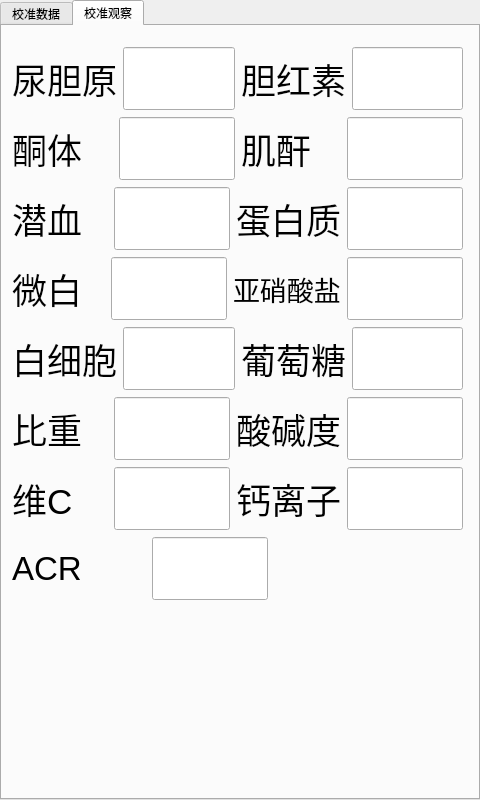
Qt form calibration.ui (jack-love/wc100-English) before a commit.
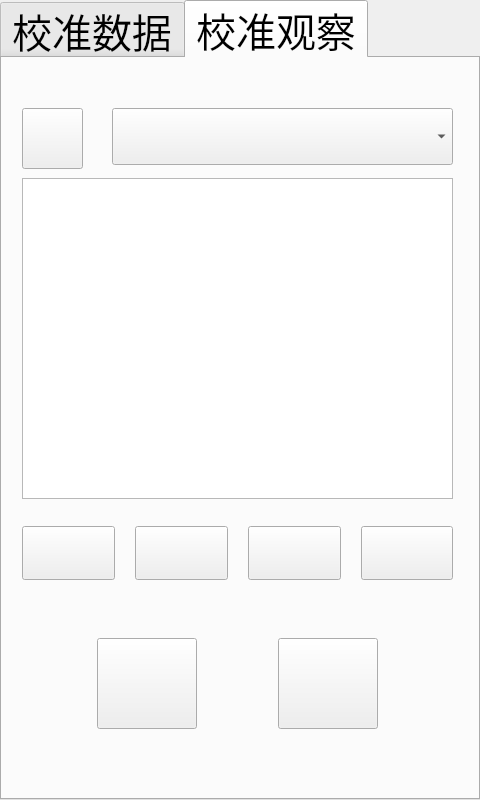
The same form after that commit. The open tabs and pages were chosen to show the change. Icons and pictures are not drawn.

The edit to the form file:
```diff
--- a/calibration.ui
+++ b/calibration.ui
@@ -10,518 +10,569 @@
     <height>800</height>
    </rect>
   </property>
+  <property name="font">
+   <font>
+    <pointsize>30</pointsize>
+   </font>
+  </property>
   <property name="windowTitle">
    <string>TabWidget</string>
   </property>
   <property name="currentIndex">
-   <number>1</number>
+   <number>0</number>
   </property>
   <widget class="QWidget" name="tab">
    <attribute name="title">
     <string>校准数据</string>
    </attribute>
-  </widget>
-  <widget class="QWidget" name="tab">
-   <attribute name="title">
-    <string>校准观察</string>
-   </attribute>
+   <widget class="QPushButton" name="btn_Back">
+    <property name="geometry">
+     <rect>
+      <x>30</x>
+      <y>40</y>
+      <width>61</width>
+      <height>61</height>
+     </rect>
+    </property>
+    <property name="text">
+     <string/>
+    </property>
+    <property name="icon">
+     <iconset resource="rc.qrc">
+      <normaloff>:/image/arrow_left.png</normaloff>:/image/arrow_left.png</iconset>
+    </property>
+    <property name="iconSize">
+     <size>
+      <width>60</width>
+      <height>54</height>
+     </size>
+    </property>
+   </widget>
    <widget class="QWidget" name="layoutWidget">
     <property name="geometry">
      <rect>
-      <x>10</x>
-      <y>20</y>
-      <width>451</width>
-      <height>561</height>
+      <x>30</x>
+      <y>580</y>
+      <width>411</width>
+      <height>90</height>
      </rect>
     </property>
-    <layout class="QVBoxLayout" name="verticalLayout_2">
+    <layout class="QHBoxLayout" name="horizontalLayout_9">
      <item>
-      <layout class="QHBoxLayout" name="horizontalLayout_7">
-       <property name="spacing">
-        <number>6</number>
+      <widget class="QPushButton" name="btn_clean">
+       <property name="maximumSize">
+        <size>
+         <width>80</width>
+         <height>80</height>
+        </size>
        </property>
+       <property name="text">
+        <string/>
+       </property>
+       <property name="icon">
+        <iconset resource="rc.qrc">
+         <normaloff>:/image/Clean.png</normaloff>:/image/Clean.png</iconset>
+       </property>
+       <property name="iconSize">
+        <size>
+         <width>70</width>
+         <height>70</height>
+        </size>
+       </property>
+      </widget>
+     </item>
+     <item>
+      <widget class="QPushButton" name="btn_save">
+       <property name="maximumSize">
+        <size>
+         <width>80</width>
+         <height>80</height>
+        </size>
+       </property>
+       <property name="styleSheet">
+        <string notr="true">image:url(:/image/Save.png)</string>
+       </property>
+       <property name="text">
+        <string/>
+       </property>
+       <property name="icon">
+        <iconset resource="rc.qrc">
+         <normaloff>:/image/Save.png</normaloff>:/image/Save.png</iconset>
+       </property>
+       <property name="iconSize">
+        <size>
+         <width>70</width>
+         <height>70</height>
+        </size>
+       </property>
+      </widget>
+     </item>
+    </layout>
+   </widget>
+   <widget class="QWidget" name="layoutWidget">
+    <property name="geometry">
+     <rect>
+      <x>30</x>
+      <y>130</y>
+      <width>411</width>
+      <height>361</height>
+     </rect>
+    </property>
+    <layout class="QVBoxLayout" name="verticalLayout">
+     <item>
+      <layout class="QHBoxLayout" name="horizontalLayout">
+       <item>
+        <widget class="QLabel" name="label">
+         <property name="text">
+          <string>校准1</string>
+         </property>
+        </widget>
+       </item>
+       <item>
+        <widget class="QLineEdit" name="edt_Calibrate0"/>
+       </item>
+       <item>
+        <widget class="QLabel" name="label_5">
+         <property name="text">
+          <string>梯度</string>
+         </property>
+        </widget>
+       </item>
+       <item>
+        <widget class="QLineEdit" name="edt_LaderValue0"/>
+       </item>
+      </layout>
+     </item>
+     <item>
+      <layout class="QHBoxLayout" name="horizontalLayout_2">
        <item>
         <widget class="QLabel" name="label_2">
-         <property name="maximumSize">
-          <size>
-           <width>160</width>
-           <height>150</height>
-          </size>
-         </property>
-         <property name="font">
-          <font>
-           <pointsize>26</pointsize>
-          </font>
-         </property>
          <property name="text">
-          <string>尿胆原</string>
+          <string>校准2</string>
          </property>
         </widget>
        </item>
        <item>
-        <widget class="QLineEdit" name="lineEdit_2">
-         <property name="maximumSize">
-          <size>
-           <width>116</width>
-           <height>63</height>
-          </size>
+        <widget class="QLineEdit" name="edt_Calibrate1"/>
+       </item>
+       <item>
+        <widget class="QLabel" name="label_6">
+         <property name="text">
+          <string>梯度</string>
          </property>
         </widget>
        </item>
+       <item>
+        <widget class="QLineEdit" name="edt_LaderValue1"/>
+       </item>
+      </layout>
+     </item>
+     <item>
+      <layout class="QHBoxLayout" name="horizontalLayout_3">
        <item>
         <widget class="QLabel" name="label_3">
-         <property name="maximumSize">
-          <size>
-           <width>160</width>
-           <height>150</height>
-          </size>
-         </property>
-         <property name="font">
-          <font>
-           <pointsize>26</pointsize>
-          </font>
-         </property>
          <property name="text">
-          <string>胆红素</string>
+          <string>校准3</string>
          </property>
         </widget>
        </item>
        <item>
-        <widget class="QLineEdit" name="lineEdit_3">
-         <property name="maximumSize">
-          <size>
-           <width>116</width>
-           <height>63</height>
-          </size>
+        <widget class="QLineEdit" name="edt_Calibrate2"/>
+       </item>
+       <item>
+        <widget class="QLabel" name="label_7">
+         <property name="text">
+          <string>梯度</string>
          </property>
         </widget>
        </item>
+       <item>
+        <widget class="QLineEdit" name="edt_LaderValue2"/>
+       </item>
       </layout>
      </item>
      <item>
-      <layout class="QHBoxLayout" name="horizontalLayout_8">
-       <property name="spacing">
-        <number>6</number>
-       </property>
+      <layout class="QHBoxLayout" name="horizontalLayout_4">
        <item>
         <widget class="QLabel" name="label_4">
-         <property name="maximumSize">
-          <size>
-           <width>160</width>
-           <height>160</height>
-          </size>
-         </property>
-         <property name="font">
-          <font>
-           <pointsize>26</pointsize>
-          </font>
-         </property>
          <property name="text">
-          <string>酮体</string>
+          <string>校准4</string>
          </property>
         </widget>
        </item>
        <item>
-        <widget class="QLineEdit" name="lineEdit_4">
-         <property name="maximumSize">
-          <size>
-           <width>116</width>
-           <height>63</height>
-          </size>
-         </property>
-         <property name="font">
-          <font>
-           <pointsize>32</pointsize>
-          </font>
-         </property>
-        </widget>
+        <widget class="QLineEdit" name="edt_Calibrate3"/>
        </item>
-       <item>
-        <widget class="QLabel" name="label_5">
-         <property name="maximumSize">
-          <size>
-           <width>160</width>
-           <height>160</height>
-          </size>
-         </property>
-         <property name="font">
-          <font>
-           <pointsize>26</pointsize>
-          </font>
-         </property>
-         <property name="text">
-          <string>肌酐</string>
-         </property>
-        </widget>
-       </item>
-       <item>
-        <widget class="QLineEdit" name="lineEdit_5">
-         <property name="maximumSize">
-          <size>
-           <width>116</width>
-           <height>63</height>
-          </size>
-         </property>
-         <property name="font">
-          <font>
-           <pointsize>32</pointsize>
-          </font>
-         </property>
-        </widget>
-       </item>
-      </layout>
-     </item>
-     <item>
-      <layout class="QHBoxLayout" name="horizontalLayout_10">
        <item>
         <widget class="QLabel" name="label_8">
-         <property name="maximumSize">
-          <size>
-           <width>161</width>
-           <height>160</height>
-          </size>
-         </property>
-         <property name="font">
-          <font>
-           <pointsize>26</pointsize>
-          </font>
-         </property>
          <property name="text">
-          <string>潜血</string>
+          <string>梯度</string>
          </property>
         </widget>
        </item>
        <item>
-        <widget class="QLineEdit" name="lineEdit_8">
-         <property name="maximumSize">
-          <size>
-           <width>116</width>
-           <height>63</height>
-          </size>
-         </property>
-        </widget>
+        <widget class="QLineEdit" name="edt_LaderValue3"/>
        </item>
+      </layout>
+     </item>
+     <item>
+      <layout class="QHBoxLayout" name="horizontalLayout_5">
        <item>
         <widget class="QLabel" name="label_9">
-         <property name="maximumSize">
-          <size>
-           <width>161</width>
-           <height>160</height>
-          </size>
-         </property>
-         <property name="font">
-          <font>
-           <pointsize>26</pointsize>
-          </font>
-         </property>
          <property name="text">
-          <string>蛋白质</string>
+          <string>校准5</string>
          </property>
         </widget>
        </item>
        <item>
-        <widget class="QLineEdit" name="lineEdit_9">
-         <property name="maximumSize">
-          <size>
-           <width>116</width>
-           <height>63</height>
-          </size>
-         </property>
-        </widget>
+        <widget class="QLineEdit" name="edt_Calibrate4"/>
        </item>
-      </layout>
-     </item>
-     <item>
-      <layout class="QHBoxLayout" name="horizontalLayout_11">
        <item>
-        <widget class="QLabel" name="label_6">
-         <property name="maximumSize">
-          <size>
-           <width>160</width>
-           <height>160</height>
-          </size>
-         </property>
-         <property name="font">
-          <font>
-           <pointsize>26</pointsize>
-           <weight>50</weight>
-           <bold>false</bold>
-          </font>
-         </property>
+        <widget class="QLabel" name="label_10">
          <property name="text">
-          <string>微白</string>
+          <string>梯度</string>
          </property>
         </widget>
        </item>
        <item>
-        <widget class="QLineEdit" name="lineEdit_6">
-         <property name="maximumSize">
-          <size>
-           <width>116</width>
-           <height>63</height>
-          </size>
-         </property>
-        </widget>
+        <widget class="QLineEdit" name="edt_LaderValue4"/>
        </item>
-       <item>
-        <widget class="QLabel" name="label_7">
-         <property name="maximumSize">
-          <size>
-           <width>160</width>
-           <height>160</height>
-          </size>
-         </property>
-         <property name="font">
-          <font>
-           <pointsize>20</pointsize>
-           <weight>50</weight>
-           <bold>false</bold>
-          </font>
-         </property>
-         <property name="text">
-          <string>亚硝酸盐</string>
-         </property>
-        </widget>
-       </item>
-       <item>
-        <widget class="QLineEdit" name="lineEdit_7">
-         <property name="maximumSize">
-          <size>
-           <width>116</width>
-           <height>63</height>
-          </size>
-         </property>
-        </widget>
-       </item>
       </layout>
      </item>
      <item>
-      <layout class="QHBoxLayout" name="horizontalLayout_12">
+      <layout class="QHBoxLayout" name="horizontalLayout_6">
        <item>
-        <widget class="QLabel" name="label_14">
-         <property name="maximumSize">
-          <size>
-           <width>160</width>
-           <height>160</height>
-          </size>
-         </property>
-         <property name="font">
-          <font>
-           <pointsize>26</pointsize>
-          </font>
-         </property>
+        <widget class="QLabel" name="label_11">
          <property name="text">
-          <string>白细胞</string>
+          <string>校准6</string>
          </property>
         </widget>
        </item>
        <item>
-        <widget class="QLineEdit" name="lineEdit_14">
-         <property name="maximumSize">
-          <size>
-           <width>116</width>
-           <height>63</height>
-          </size>
-         </property>
-        </widget>
+        <widget class="QLineEdit" name="edt_Calibrate5"/>
        </item>
-       <item>
-        <widget class="QLabel" name="label_15">
-         <property name="maximumSize">
-          <size>
-           <width>160</width>
-           <height>160</height>
-          </size>
-         </property>
-         <property name="font">
-          <font>
-           <pointsize>26</pointsize>
-          </font>
-         </property>
-         <property name="text">
-          <string>葡萄糖</string>
-         </property>
-        </widget>
-       </item>
-       <item>
-        <widget class="QLineEdit" name="lineEdit_15">
-         <property name="maximumSize">
-          <size>
-           <width>116</width>
-           <height>63</height>
-          </size>
-         </property>
-        </widget>
-       </item>
-      </layout>
-     </item>
-     <item>
-      <layout class="QHBoxLayout" name="horizontalLayout_13">
        <item>
         <widget class="QLabel" name="label_12">
-         <property name="maximumSize">
-          <size>
-           <width>160</width>
-           <height>160</height>
-          </size>
-         </property>
-         <property name="font">
-          <font>
-           <pointsize>26</pointsize>
-          </font>
-         </property>
          <property name="text">
-          <string>比重</string>
+          <string>梯度</string>
          </property>
         </widget>
        </item>
        <item>
-        <widget class="QLineEdit" name="lineEdit_12">
-         <property name="maximumSize">
-          <size>
-           <width>116</width>
-           <height>63</height>
-          </size>
-         </property>
-        </widget>
+        <widget class="QLineEdit" name="edt_LaderValue5"/>
        </item>
+      </layout>
+     </item>
+     <item>
+      <layout class="QHBoxLayout" name="horizontalLayout_7">
        <item>
         <widget class="QLabel" name="label_13">
-         <property name="maximumSize">
-          <size>
-           <width>160</width>
-           <height>160</height>
-          </size>
-         </property>
-         <property name="font">
-          <font>
-           <pointsize>26</pointsize>
-          </font>
-         </property>
          <property name="text">
-          <string>酸碱度</string>
+          <string>校准7</string>
          </property>
         </widget>
        </item>
        <item>
-        <widget class="QLineEdit" name="lineEdit_13">
-         <property name="maximumSize">
-          <size>
-           <width>116</width>
-           <height>63</height>
-          </size>
+        <widget class="QLineEdit" name="edt_Calibrate6"/>
+       </item>
+       <item>
+        <widget class="QLabel" name="label_14">
+         <property name="text">
+          <string>梯度</string>
          </property>
         </widget>
        </item>
+       <item>
+        <widget class="QLineEdit" name="edt_LaderValue6"/>
+       </item>
       </layout>
      </item>
      <item>
-      <layout class="QHBoxLayout" name="horizontalLayout_14">
+      <layout class="QHBoxLayout" name="horizontalLayout_8">
+       <item>
+        <widget class="QLabel" name="label_15">
+         <property name="text">
+          <string>校准8</string>
+         </property>
+        </widget>
+       </item>
+       <item>
+        <widget class="QLineEdit" name="edt_Calibrate7"/>
+       </item>
        <item>
         <widget class="QLabel" name="label_16">
-         <property name="maximumSize">
-          <size>
-           <width>160</width>
-           <height>160</height>
-          </size>
-         </property>
-         <property name="font">
-          <font>
-           <pointsize>26</pointsize>
-          </font>
-         </property>
          <property name="text">
-          <string>维C</string>
+          <string>梯度</string>
          </property>
         </widget>
        </item>
        <item>
-        <widget class="QLineEdit" name="lineEdit_16">
-         <property name="maximumSize">
-          <size>
-           <width>116</width>
-           <height>63</height>
-          </size>
-         </property>
-        </widget>
+        <widget class="QLineEdit" name="edt_LaderValue7"/>
        </item>
-       <item>
-        <widget class="QLabel" name="label_17">
-         <property name="maximumSize">
-          <size>
-           <width>160</width>
-           <height>160</height>
-          </size>
-         </property>
-         <property name="font">
-          <font>
-           <pointsize>26</pointsize>
-          </font>
-         </property>
-         <property name="text">
-          <string>钙离子</string>
-         </property>
-        </widget>
-       </item>
-       <item>
-        <widget class="QLineEdit" name="lineEdit_17">
-         <property name="maximumSize">
-          <size>
-           <width>116</width>
-           <height>63</height>
-          </size>
-         </property>
-        </widget>
-       </item>
       </layout>
      </item>
+    </layout>
+   </widget>
+   <widget class="QListView" name="btn_options_setup">
+    <property name="geometry">
+     <rect>
+      <x>110</x>
+      <y>40</y>
+      <width>331</width>
+      <height>61</height>
+     </rect>
+    </property>
+   </widget>
+  </widget>
+  <widget class="QWidget" name="tab">
+   <attribute name="title">
+    <string>校准观察</string>
+   </attribute>
+   <widget class="QComboBox" name="btn_options_show">
+    <property name="geometry">
+     <rect>
+      <x>110</x>
+      <y>50</y>
+      <width>341</width>
+      <height>57</height>
+     </rect>
+    </property>
+    <property name="minimumSize">
+     <size>
+      <width>80</width>
+      <height>12</height>
+     </size>
+    </property>
+    <property name="maximumSize">
+     <size>
+      <width>16777215</width>
+      <height>200</height>
+     </size>
+    </property>
+    <property name="font">
+     <font>
+      <pointsize>31</pointsize>
+     </font>
+    </property>
+   </widget>
+   <widget class="QTableView" name="calibrateList">
+    <property name="geometry">
+     <rect>
+      <x>20</x>
+      <y>120</y>
+      <width>431</width>
+      <height>321</height>
+     </rect>
+    </property>
+    <property name="sizePolicy">
+     <sizepolicy hsizetype="Expanding" vsizetype="Expanding">
+      <horstretch>100</horstretch>
+      <verstretch>0</verstretch>
+     </sizepolicy>
+    </property>
+    <property name="sizeIncrement">
+     <size>
+      <width>0</width>
+      <height>0</height>
+     </size>
+    </property>
+    <property name="baseSize">
+     <size>
+      <width>0</width>
+      <height>0</height>
+     </size>
+    </property>
+    <property name="styleSheet">
+     <string notr="true">alternate-background-color: rgb(255, 170, 0);
+color: rgb(0, 0, 255);
+font: 63 11pt &quot;Ubuntu&quot;;</string>
+    </property>
+    <property name="lineWidth">
+     <number>1</number>
+    </property>
+    <property name="editTriggers">
+     <set>QAbstractItemView::NoEditTriggers</set>
+    </property>
+    <property name="tabKeyNavigation">
+     <bool>false</bool>
+    </property>
+    <property name="showDropIndicator" stdset="0">
+     <bool>false</bool>
+    </property>
+    <property name="dragDropOverwriteMode">
+     <bool>false</bool>
+    </property>
+    <property name="alternatingRowColors">
+     <bool>true</bool>
+    </property>
+    <property name="selectionMode">
+     <enum>QAbstractItemView::NoSelection</enum>
+    </property>
+    <property name="selectionBehavior">
+     <enum>QAbstractItemView::SelectItems</enum>
+    </property>
+   </widget>
+   <widget class="QPushButton" name="btn_Back_2">
+    <property name="geometry">
+     <rect>
+      <x>20</x>
+      <y>50</y>
+      <width>61</width>
+      <height>61</height>
+     </rect>
+    </property>
+    <property name="text">
+     <string/>
+    </property>
+    <property name="icon">
+     <iconset resource="rc.qrc">
+      <normaloff>:/image/arrow_left.png</normaloff>:/image/arrow_left.png</iconset>
+    </property>
+    <property name="iconSize">
+     <size>
+      <width>60</width>
+      <height>54</height>
+     </size>
+    </property>
+   </widget>
+   <widget class="QWidget" name="layoutWidget">
+    <property name="geometry">
+     <rect>
+      <x>20</x>
+      <y>580</y>
+      <width>431</width>
+      <height>91</height>
+     </rect>
+    </property>
+    <layout class="QHBoxLayout" name="horizontalLayout_10">
      <item>
-      <layout class="QHBoxLayout" name="horizontalLayout_15">
-       <item>
-        <widget class="QLabel" name="label_10">
-         <property name="maximumSize">
-          <size>
-           <width>160</width>
-           <height>160</height>
-          </size>
-         </property>
-         <property name="font">
-          <font>
-           <pointsize>25</pointsize>
-          </font>
-         </property>
-         <property name="text">
-          <string>ACR       </string>
-         </property>
-        </widget>
-       </item>
-       <item>
-        <widget class="QLineEdit" name="lineEdit_10">
-         <property name="maximumSize">
-          <size>
-           <width>116</width>
-           <height>63</height>
-          </size>
-         </property>
-        </widget>
-       </item>
-       <item>
-        <spacer name="horizontalSpacer">
-         <property name="orientation">
-          <enum>Qt::Horizontal</enum>
-         </property>
-         <property name="sizeType">
-          <enum>QSizePolicy::MinimumExpanding</enum>
-         </property>
-         <property name="sizeHint" stdset="0">
-          <size>
-           <width>7</width>
-           <height>8</height>
-          </size>
-         </property>
-        </spacer>
-       </item>
-      </layout>
+      <widget class="QPushButton" name="calibrate_start">
+       <property name="maximumSize">
+        <size>
+         <width>100</width>
+         <height>100</height>
+        </size>
+       </property>
+       <property name="text">
+        <string/>
+       </property>
+       <property name="icon">
+        <iconset resource="rc.qrc">
+         <normaloff>:/image/Run1.png</normaloff>:/image/Run1.png</iconset>
+       </property>
+       <property name="iconSize">
+        <size>
+         <width>80</width>
+         <height>80</height>
+        </size>
+       </property>
+      </widget>
+     </item>
+     <item>
+      <widget class="QPushButton" name="calibrate_stop">
+       <property name="maximumSize">
+        <size>
+         <width>100</width>
+         <height>100</height>
+        </size>
+       </property>
+       <property name="text">
+        <string/>
+       </property>
+       <property name="icon">
+        <iconset resource="rc.qrc">
+         <normaloff>:/image/Stop1.png</normaloff>:/image/Stop1.png</iconset>
+       </property>
+       <property name="iconSize">
+        <size>
+         <width>80</width>
+         <height>80</height>
+        </size>
+       </property>
+      </widget>
+     </item>
+    </layout>
+   </widget>
+   <widget class="QWidget" name="layoutWidget">
+    <property name="geometry">
+     <rect>
+      <x>20</x>
+      <y>460</y>
+      <width>431</width>
+      <height>71</height>
+     </rect>
+    </property>
+    <layout class="QHBoxLayout" name="horizontalLayout_11">
+     <property name="spacing">
+      <number>20</number>
+     </property>
+     <item>
+      <widget class="QPushButton" name="btn_FirstPag">
+       <property name="text">
+        <string/>
+       </property>
+       <property name="icon">
+        <iconset resource="rc.qrc">
+         <normaloff>:/image/FirstPag.png</normaloff>:/image/FirstPag.png</iconset>
+       </property>
+       <property name="iconSize">
+        <size>
+         <width>50</width>
+         <height>50</height>
+        </size>
+       </property>
+      </widget>
+     </item>
+     <item>
+      <widget class="QPushButton" name="btn_PreviousPage">
+       <property name="text">
+        <string/>
+       </property>
+       <property name="icon">
+        <iconset resource="rc.qrc">
+         <normaloff>:/image/PreviousPage.png</normaloff>:/image/PreviousPage.png</iconset>
+       </property>
+       <property name="iconSize">
+        <size>
+         <width>50</width>
+         <height>50</height>
+        </size>
+       </property>
+      </widget>
+     </item>
+     <item>
+      <widget class="QPushButton" name="btn_NextPage">
+       <property name="text">
+        <string/>
+       </property>
+       <property name="icon">
+        <iconset resource="rc.qrc">
+         <normaloff>:/image/NextPage.png</normaloff>:/image/NextPage.png</iconset>
+       </property>
+       <property name="iconSize">
+        <size>
+         <width>50</width>
+         <height>50</height>
+        </size>
+       </property>
+      </widget>
+     </item>
+     <item>
+      <widget class="QPushButton" name="btn_LastPage">
+       <property name="text">
+        <string/>
+       </property>
+       <property name="icon">
+        <iconset resource="rc.qrc">
+         <normaloff>:/image/LastPage.png</normaloff>:/image/LastPage.png</iconset>
+       </property>
+       <property name="iconSize">
+        <size>
+         <width>50</width>
+         <height>50</height>
+        </size>
+       </property>
+      </widget>
      </item>
     </layout>
    </widget>
```
Left out of the diff: 4 changed lines with no effect on the pictures.
